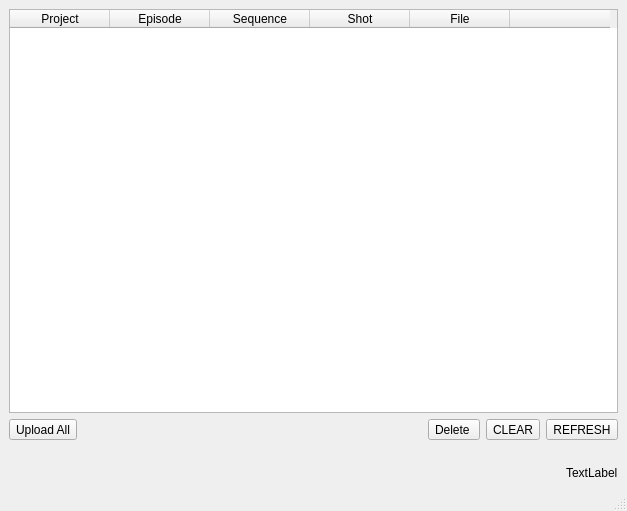
iceanimations/shotgunMassUploader, file ui/table.ui: the form before one commit.
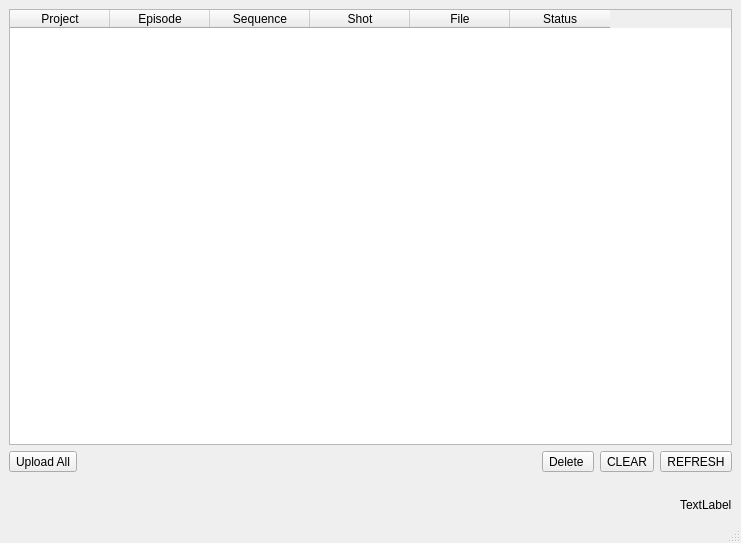
The form after the commit.

Commit message: checkpoint ... attempting mthreading

```diff
--- a/ui/table.ui
+++ b/ui/table.ui
@@ -6,8 +6,8 @@
    <rect>
     <x>0</x>
     <y>0</y>
-    <width>627</width>
-    <height>511</height>
+    <width>741</width>
+    <height>543</height>
    </rect>
   </property>
   <property name="minimumSize">
@@ -50,7 +50,7 @@
       </column>
       <column>
        <property name="text">
-        <string/>
+        <string>Status</string>
        </property>
       </column>
      </widget>
```
The commit also changes 1 other file.
